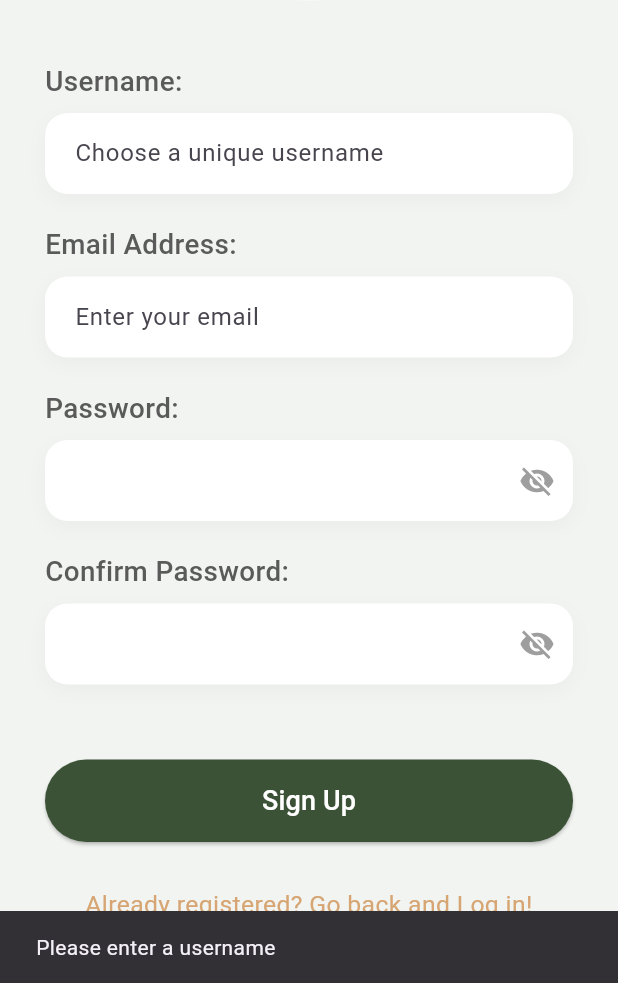
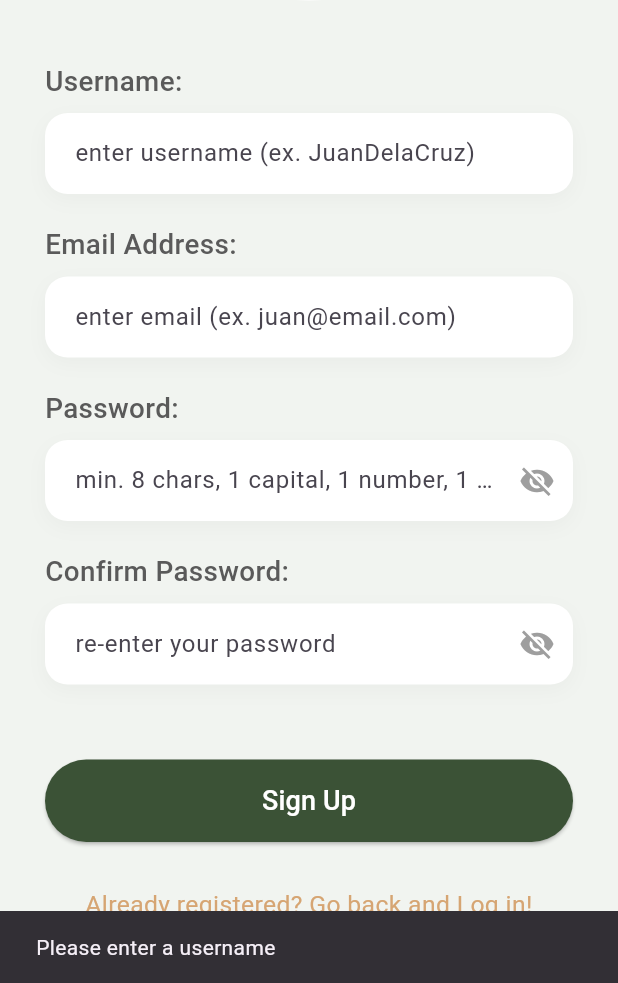
Before and after one commit to Killer8Hyper/leafloop_frontend, a Flutter app: the SignUpPage screen opened directly, scrolled down 117 dp, after a tap on "Sign Up", on a phone screen of 412 x 824 dp, the part 253-1236 px from its top. Run offline on Flutter 3.47's test engine with Material 3 defaults, Android fonts, the phone set to English and light mode, and no system bars; our stand-ins replace image_picker, lottie, shared_preferences, sqflite; accounts and stored records are empty.

```diff
--- a/lib/starting/log-in.dart
+++ b/lib/starting/log-in.dart
@@ -46,13 +46,13 @@ class _LoginPageState extends State<LoginPage> {
               const SizedBox(height: 40),
               _buildLabel("Username:", screenWidth),
               const SizedBox(height: 8),
-              _buildTextField(controller: _usernameController, hintText: ""),
+              _buildTextField(controller: _usernameController, hintText: "enter username (ex. JuanDelaCruz)"),
               const SizedBox(height: 20),
               _buildLabel("Password:", screenWidth),
               const SizedBox(height: 8),
               _buildTextField(
                 controller: _passwordController,
-                hintText: "",
+                hintText: "enter your password",
                 isPassword: true,
                 obscureText: _obscurePassword,
                 onToggleVisibility: () {
--- a/lib/starting/sign-up.dart
+++ b/lib/starting/sign-up.dart
@@ -50,7 +50,7 @@ class _SignUpPageState extends State<SignUpPage> {
 
               _buildLabel("Username:", screenWidth),
               const SizedBox(height: 8),
-              _buildTextField(controller: _usernameController, hintText: "Choose a unique username"),
+              _buildTextField(controller: _usernameController, hintText: "enter username (ex. JuanDelaCruz)"),
 
               const SizedBox(height: 20),
 
@@ -58,7 +58,7 @@ class _SignUpPageState extends State<SignUpPage> {
               const SizedBox(height: 8),
               _buildTextField(
                 controller: _emailController,
-                hintText: "Enter your email",
+                hintText: "enter email (ex. juan@email.com)",
                 keyboardType: TextInputType.emailAddress,
               ),
 
@@ -68,7 +68,7 @@ class _SignUpPageState extends State<SignUpPage> {
               const SizedBox(height: 8),
               _buildTextField(
                 controller: _passwordController,
-                hintText: "",
+                hintText: "min. 8 chars, 1 capital, 1 number, 1 symbol",
                 isPassword: true,
                 obscureText: _obscurePassword,
                 onToggleVisibility: () {
@@ -84,7 +84,7 @@ class _SignUpPageState extends State<SignUpPage> {
               const SizedBox(height: 8),
               _buildTextField(
                 controller: _confirmPasswordController,
-                hintText: "",
+                hintText: "re-enter your password",
                 isPassword: true,
                 obscureText: _obscureConfirm,
                 onToggleVisibility: () {
@@ -114,7 +114,9 @@ class _SignUpPageState extends State<SignUpPage> {
                       return;
                     }
 
-                    if (email.isEmpty || !email.contains('@')) {
+                    // Simple Email Regex
+                    final emailRegex = RegExp(r'^[\w-\.]+@([\w-]+\.)+[\w-]{2,4}$');
+                    if (email.isEmpty || !emailRegex.hasMatch(email)) {
                       ScaffoldMessenger.of(context).showSnackBar(
                         const SnackBar(content: Text('Please enter a valid email address')),
                       );
@@ -128,9 +130,14 @@ class _SignUpPageState extends State<SignUpPage> {
                       return;
                     }
 
-                    if (password.length < 6) {
+                    // Password Validation Regex: 8+ chars, 1 capital, 1 number, 1 symbol
+                    final passwordRegex = RegExp(r'^(?=.*[A-Z])(?=.*[0-9])(?=.*[!@#$%^&*(),.?":{}|<>]).{8,}$');
+                    if (!passwordRegex.hasMatch(password)) {
                       ScaffoldMessenger.of(context).showSnackBar(
-                        const SnackBar(content: Text('Password must be at least 6 characters')),
+                        const SnackBar(
+                          content: Text('Password must be 8+ chars, with 1 capital, 1 number, and 1 symbol'),
+                          duration: Duration(seconds: 3),
+                        ),
                       );
                       return;
                     }
```
